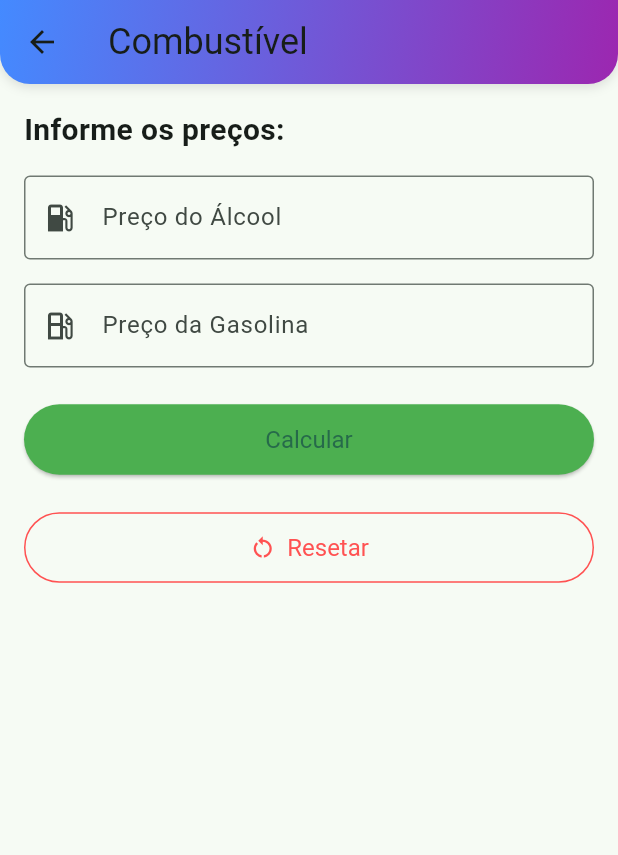
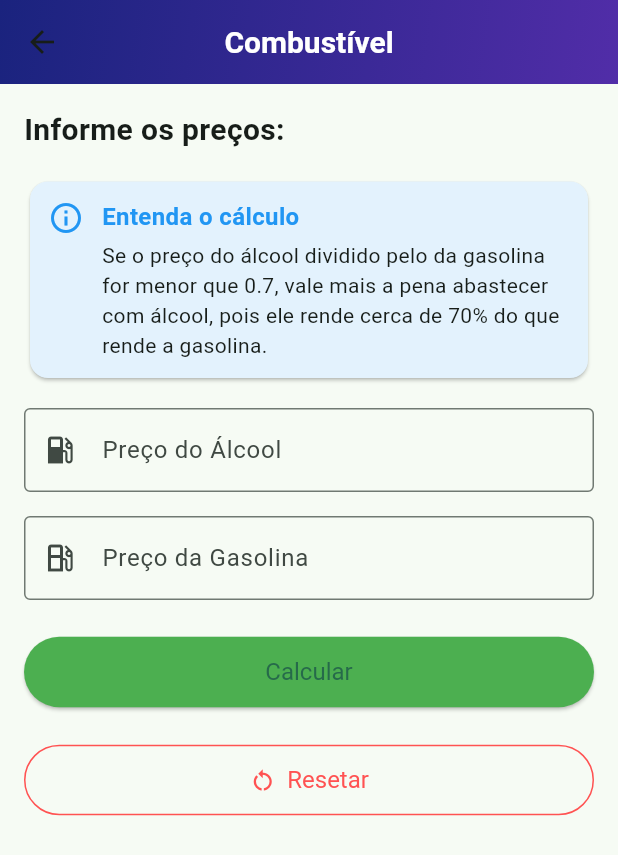
Before and after one commit to brenovambaster/app-flutter, a Flutter app: the FuelPage screen opened directly, on a phone screen of 412 x 824 dp. Shown: the top 855 px of the screen. Run offline on Flutter 3.47's test engine with Material 3 defaults, Android fonts, the phone set to English and light mode, and no system bars; our stand-ins replace shared_preferences; accounts and stored records are empty; Roboto replaces fonts that are missing (RobotoMono).

Commit message:
feat: update fuel page and remove reminders page
- Remove `reminders_page.dart` file.
- Update `fuel_controller.dart` to add ratio.
- Update `fuel_page.dart`:
   - Add an info card to explain the calculation.
   - Show the ratio in the results.
- Update `gradient_app_bar.dart`:
  - Update gradient colors.
  - Update text style.
  - Remove `borderRadius` and `boxShadow`.
- Update `fuel_result_model.dart`:
  - Add ratio property.

```diff
--- a/lib/controllers/fuel_controller.dart
+++ b/lib/controllers/fuel_controller.dart
@@ -29,6 +29,7 @@ class FuelController extends ChangeNotifier {
       alcoholPrice: alcohol,
       gasolinePrice: gasoline,
       recommendation: recommendation,
+      ratio: ratio,
     );
 
     notifyListeners();
--- a/lib/models/fuel_result_model.dart
+++ b/lib/models/fuel_result_model.dart
@@ -2,10 +2,12 @@ class FuelResult {
   late final String recommendation;
   late final double alcoholPrice;
   late final double gasolinePrice;
+  late final double ratio;
 
   FuelResult({
     required this.recommendation,
     required this.alcoholPrice,
     required this.gasolinePrice,
+    required this.ratio,
   });
 }
--- a/lib/pages/fuel_page.dart
+++ b/lib/pages/fuel_page.dart
@@ -24,7 +24,46 @@ class FuelPage extends StatelessWidget {
               style: TextStyle(fontSize: 20, fontWeight: FontWeight.bold),
             ),
             const SizedBox(height: 16),
-
+            Card(
+              color: Colors.blue.shade50,
+              elevation: 1,
+              shape: RoundedRectangleBorder(
+                borderRadius: BorderRadius.circular(12),
+              ),
+              child: Padding(
+                padding: const EdgeInsets.all(12),
+                child: Row(
+                  crossAxisAlignment: CrossAxisAlignment.start,
+                  children: [
+                    const Icon(Icons.info_outline, color: Colors.blue),
+                    const SizedBox(width: 12),
+                    Expanded(
+                      child: Column(
+                        crossAxisAlignment: CrossAxisAlignment.start,
+                        children: const [
+                          Text(
+                            "Entenda o cálculo",
+                            style: TextStyle(
+                              fontWeight: FontWeight.bold,
+                              color: Colors.blue,
+                              fontSize: 16,
+                            ),
+                          ),
+                          SizedBox(height: 4),
+                          Text(
+                            "Se o preço do álcool dividido pelo da gasolina for menor que 0.7, "
+                            "vale mais a pena abastecer com álcool, pois ele rende cerca de 70% "
+                            "do que rende a gasolina.",
+                            style: TextStyle(fontSize: 14),
+                          ),
+                        ],
+                      ),
+                    ),
+                  ],
+                ),
+              ),
+            ),
+            const SizedBox(height: 16),
             TextField(
               controller: controller.alcoholController,
               keyboardType: TextInputType.number,
@@ -80,6 +119,9 @@ class FuelPage extends StatelessWidget {
                       const SizedBox(height: 8),
                       Text("Álcool: R\$${controller.result!.alcoholPrice}"),
                       Text("Gasolina: R\$${controller.result!.gasolinePrice}"),
+                      Text(
+                        "Razão: ${controller.result!.ratio.toStringAsFixed(2)}",
+                      ),
                     ],
                   ),
                 ),
--- a/lib/widgets/gradient_app_bar.dart
+++ b/lib/widgets/gradient_app_bar.dart
@@ -9,32 +9,27 @@ class GradientAppBar extends StatelessWidget implements PreferredSizeWidget {
   @override
   Widget build(BuildContext context) {
     return AppBar(
+      centerTitle: true,
       title: Text(
         title,
-        style: const TextStyle(fontSize: 24, fontFamily: 'RobotoMono'),
+        style: const TextStyle(
+          fontSize: 20,
+          fontWeight: FontWeight.w600,
+          fontFamily: 'Roboto',
+          color: Colors.white,
+        ),
       ),
-
+      backgroundColor: Colors.transparent,
       flexibleSpace: Container(
         decoration: const BoxDecoration(
           gradient: LinearGradient(
-            colors: [Colors.blueAccent, Colors.purple],
+            colors: [Color(0xFF1A237E), Color(0xFF512DA8)],
             begin: Alignment.topLeft,
             end: Alignment.bottomRight,
           ),
-          borderRadius: BorderRadius.only(
-            bottomLeft: Radius.circular(20),
-            bottomRight: Radius.circular(20),
-          ),
-          boxShadow: [
-            BoxShadow(
-              color: Colors.black12,
-              offset: Offset(0, 2),
-              blurRadius: 6.0,
-            ),
-          ],
         ),
       ),
-      elevation: 0,
+      elevation: 0.5,
     );
   }
 
```
Also changed, not shown: lib/reminders_page.dart (deleted, +0 -95 lines).
